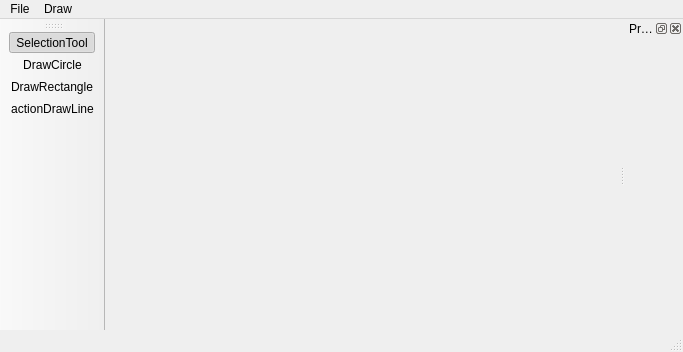
Old version of the form app/mainwindow.ui in the repository bruceoutdoors/DrawingApp.
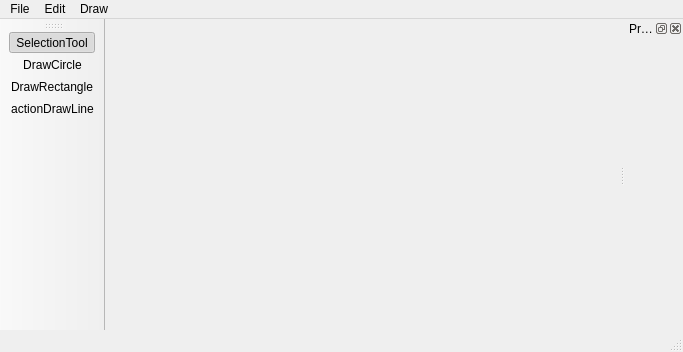
New version of the form. Icons and pictures are not drawn.

Patch:
```diff
--- a/app/mainwindow.ui
+++ b/app/mainwindow.ui
@@ -36,7 +36,15 @@
     <addaction name="actionRectangle"/>
     <addaction name="actionLine"/>
    </widget>
+   <widget class="QMenu" name="menuEdit">
+    <property name="title">
+     <string>Edit</string>
+    </property>
+    <addaction name="actionUndo"/>
+    <addaction name="actionRedo"/>
+   </widget>
    <addaction name="menuFile"/>
+   <addaction name="menuEdit"/>
    <addaction name="menuDraw"/>
   </widget>
   <widget class="QStatusBar" name="statusBar"/>
```
Left out of the diff: 10 changed lines with no effect on the pictures.
